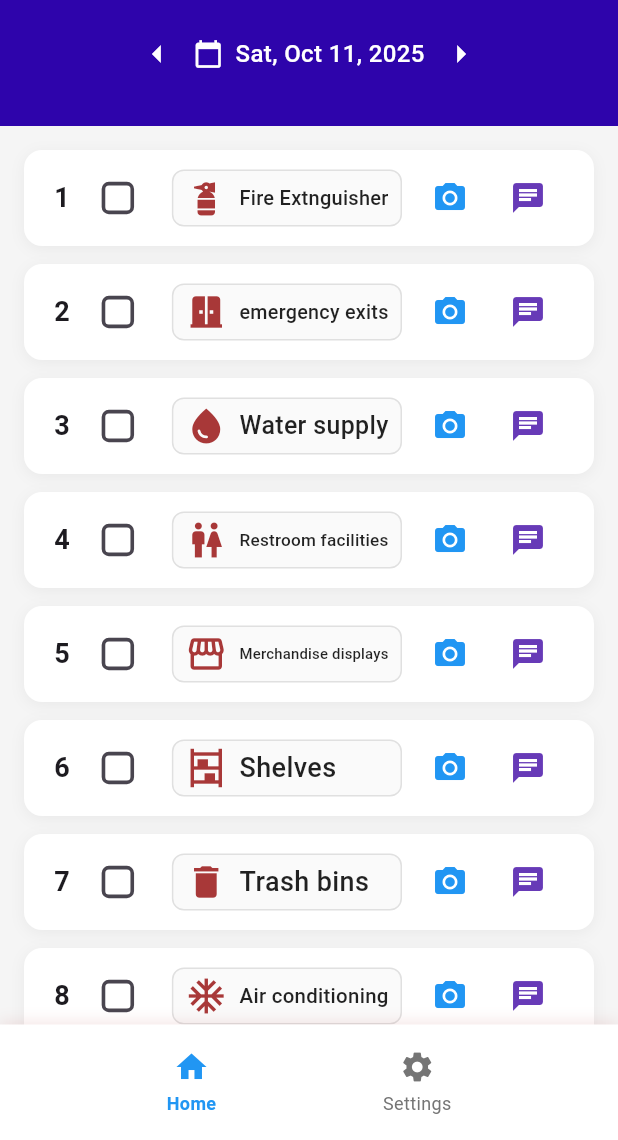
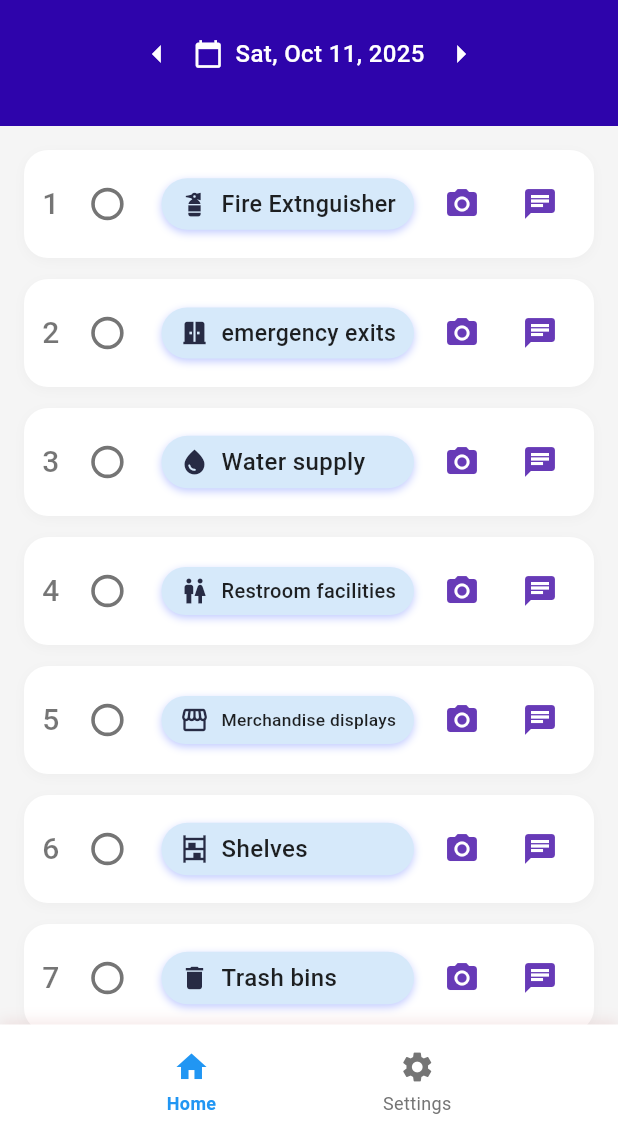
Before and after one commit to mohiddinshaik/checklist, a Flutter app: the screen it shows after launch, on a phone screen of 412 x 824 dp, the part 96-1236 px from its top. Run offline on Flutter 3.47's test engine with Material 3 defaults, Android fonts, the phone set to English and light mode, and no system bars; our stand-ins replace image_picker.

Commit message:
colors chaned

```diff
--- a/lib/main.dart
+++ b/lib/main.dart
@@ -260,23 +260,20 @@ class _ChecklistScreenState extends State<ChecklistScreen> {
                 itemCount: checklistItems.length,
                 itemBuilder: (context, index) {
                   return Container(
-                    margin: const EdgeInsets.only(bottom: 12.0),
+                       margin: const EdgeInsets.only(bottom: 14.0),
                     decoration: BoxDecoration(
                       color: Colors.white,
-                      borderRadius: BorderRadius.circular(12.0),
+                      borderRadius: BorderRadius.circular(16.0),
                       boxShadow: [
                         BoxShadow(
-                          color: Colors.black.withOpacity(0.05),
-                          blurRadius: 8,
-                          offset: const Offset(0, 2),
+                         color: Colors.grey.shade200,
+          blurRadius: 6, offset: const Offset(0, 2),
                         ),
                       ],
                     ),
+
                     child: Padding(
-                      padding: const EdgeInsets.symmetric(
-                        horizontal: 20.0,
-                        vertical: 8.0,
-                      ),
+                      padding: const EdgeInsets.symmetric(horizontal: 12.0,vertical: 12.0),
                       child: Column(
                         crossAxisAlignment: CrossAxisAlignment.start,
                         children: [
@@ -290,10 +287,7 @@ class _ChecklistScreenState extends State<ChecklistScreen> {
                                 children: [
                                   Text(
                                     '${index + 1}',
-                                    style: const TextStyle(
-                                      fontSize: 18,
-                                      fontWeight: FontWeight.bold,
-                                    ),
+                                    style: const TextStyle(fontSize: 20, color: Colors.black54, fontWeight: FontWeight.w500),
                                   ),
                                   const SizedBox(width: 8),
                                   Transform.scale(
@@ -307,13 +301,13 @@ class _ChecklistScreenState extends State<ChecklistScreen> {
                                               value ?? false;
                                         });
                                       },
-                                      activeColor: Colors.blue,
-                                      shape: RoundedRectangleBorder(
-                                        borderRadius: BorderRadius.circular(
-                                          4.0,
+                                      side: BorderSide(
+                                          color: Colors.grey.shade600,
+                                          width: 2,
                                         ),
-                                      ),
-                                    ),
+                                      shape: const CircleBorder(),
+
+                                  )
                                   ),
                                 ],
                               ),
@@ -324,31 +318,27 @@ class _ChecklistScreenState extends State<ChecklistScreen> {
                                   children: [
                                     Expanded(
                                       child: Container(
-                                        padding: const EdgeInsets.symmetric(
-                                          horizontal: 8,
-                                          vertical: 4,
-                                        ),
-                                        decoration: BoxDecoration(
-                                          border: Border.all(
-                                            color: Colors.grey.shade300,
-                                          ),
-                                          borderRadius: BorderRadius.circular(
-                                            8,
-                                          ),
-                                          color: Colors.grey.shade50,
-                                        ),
+                                         padding: const EdgeInsets.symmetric(vertical: 6, horizontal: 12),
+          decoration: BoxDecoration(
+            color:Color(0xFFD6E9FA),
+            borderRadius: BorderRadius.circular(20),
+            boxShadow: const [
+              BoxShadow(
+                color: Color.fromARGB(255, 194, 203, 255),
+                blurRadius: 4,
+                offset: Offset(0, 2),
+              ),
+            ],
+          ),
+
+
                                         child: Row(
                                           mainAxisSize: MainAxisSize.min,
                                           children: [
                                             Icon(
                                               checklistItems[index]['icon'],
-                                              color: const Color.fromARGB(
-                                                255,
-                                                168,
-                                                56,
-                                                56,
-                                              ),
-                                              size: 28,
+                                              color: Color.fromARGB(255, 39, 43, 68),
+                                              size: 20,
                                             ),
                                             const SizedBox(width: 8),
                                             Flexible(
@@ -358,7 +348,7 @@ class _ChecklistScreenState extends State<ChecklistScreen> {
                                                 child: Text(
                                                   checklistItems[index]['title'],
                                                   style: TextStyle(
-                                                    fontSize: 18,
+                                                    fontSize: 16,
                                                     fontWeight: FontWeight.w500,
                                                     color:
                                                         checklistItems[index]['isCompleted']
@@ -386,7 +376,7 @@ class _ChecklistScreenState extends State<ChecklistScreen> {
   child: IconButton(
     icon: Icon(
       Icons.camera_alt,
-      color: checklistItems[index]['isCompleted'] ? Colors.grey : Colors.blue,
+      color: checklistItems[index]['isCompleted'] ? Colors.grey : Colors.deepPurple,
     ),
     onPressed: checklistItems[index]['isCompleted']
         ? null
```
